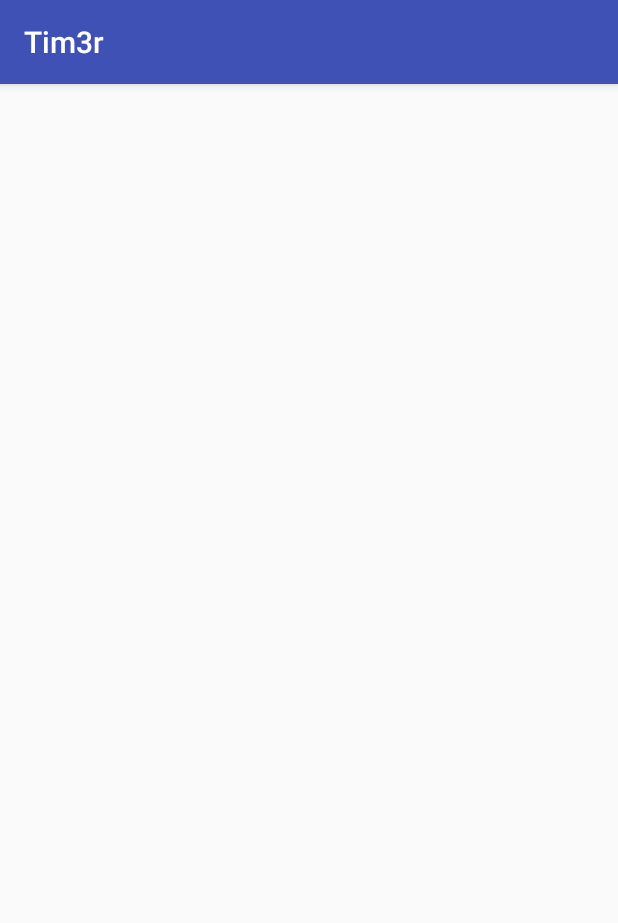
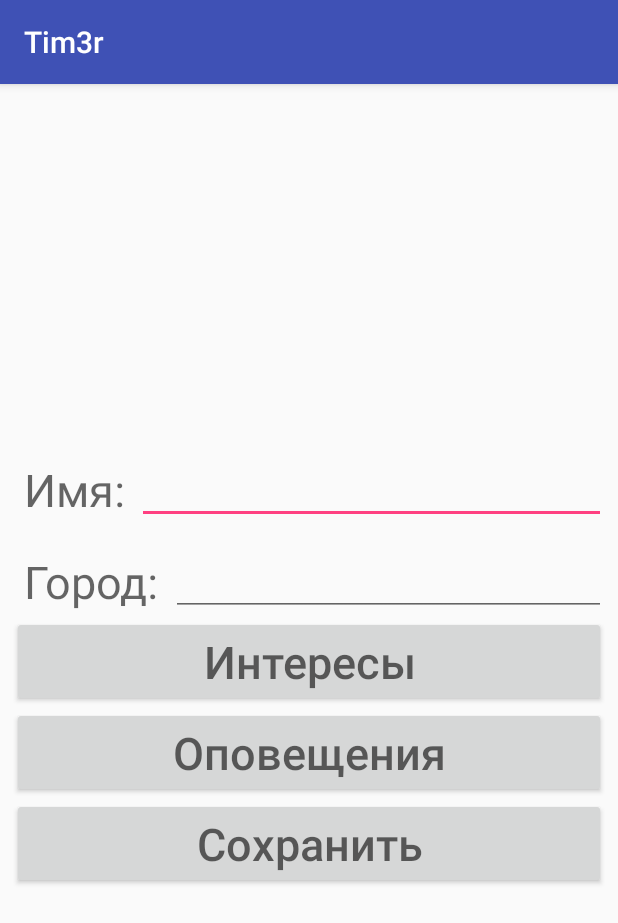
Before and after one commit to livace/Tim3r, an Android app: the Settings screen opened directly, with no data from a screen before it, on a phone screen of 412 x 824 dp. Shown: the top 923 px of the screen. Run offline under Robolectric (Android 15) with nearby library versions, the phone set to English and light mode, and no system bars.

Commit message:
Settings Activity

```diff
--- a/app/src/main/java/com/example/livace/tim3r/MainActivity.java
+++ b/app/src/main/java/com/example/livace/tim3r/MainActivity.java
@@ -26,7 +26,6 @@ public class MainActivity extends AppCompatActivity {
         super.onCreate(savedInstanceState);
         setContentView(R.layout.activity_main);
 
-        mTextView = (TextView) findViewById(R.id.cities);
         mCitiesList = new ArrayList<>();
         mEventTypes = new ArrayList<>();
 
@@ -67,7 +66,7 @@ public class MainActivity extends AppCompatActivity {
                     text.append(eventType.id).append(":").append(eventType.name).append(':')
                             .append(eventType.slug).append('\n');
                 }
-                mTextView.setText(text.toString());
+//                mTextView.setText(text.toString());
             }
         }).execute(EventType.API_URL);
     }
--- a/app/src/main/res/layout/activity_settings.xml
+++ b/app/src/main/res/layout/activity_settings.xml
@@ -19,25 +19,71 @@
         app:layout_constraintStart_toStartOf="parent"
         app:layout_constraintTop_toTopOf="parent">
 
-        <!--<TextView-->
-            <!--android:layout_width="match_parent"-->
-            <!--android:layout_height="wrap_content"-->
-            <!--android:layout_marginBottom="@dimen/margin_normal"-->
-            <!--android:layout_marginEnd="@dimen/margin_normal"-->
-            <!--android:layout_marginStart="@dimen/margin_normal"-->
-            <!--android:layout_marginTop="@dimen/margin_normal"-->
-            <!--android:hint="Имя"-->
-            <!--android:textSize="@dimen/text_size_login_form" />-->
 
-        <!--<TextView-->
-            <!--android:layout_width="match_parent"-->
-            <!--android:layout_height="wrap_content"-->
-            <!--android:layout_marginBottom="@dimen/margin_normal"-->
-            <!--android:layout_marginEnd="@dimen/margin_normal"-->
-            <!--android:layout_marginStart="@dimen/margin_normal"-->
-            <!--android:layout_marginTop="@dimen/margin_normal"-->
-            <!--android:hint="Город"-->
-            <!--android:textSize="@dimen/text_size_login_form" />-->
+        <LinearLayout
+            android:layout_width="match_parent"
+            android:layout_height="wrap_content"
+            android:orientation="horizontal"
+            android:padding="0dp">
+
+            <TextView
+                android:layout_width="wrap_content"
+                android:layout_height="wrap_content"
+                android:layout_marginBottom="@dimen/margin_normal"
+                android:layout_marginEnd="@dimen/margin_normal"
+                android:layout_marginStart="@dimen/margin_normal"
+                android:layout_marginTop="@dimen/margin_normal"
+                android:hint="Имя:"
+                android:textSize="@dimen/text_size_login_form" />
+
+            <EditText
+                android:layout_width="match_parent"
+                android:layout_height="wrap_content"
+                android:textSize="@dimen/text_size_login_form" />
+
+        </LinearLayout>
+
+        <LinearLayout
+            android:layout_width="match_parent"
+            android:layout_height="wrap_content"
+            android:orientation="horizontal"
+            android:padding="0dp" >
+
+            <TextView
+                android:layout_width="wrap_content"
+                android:layout_height="wrap_content"
+                android:layout_marginBottom="@dimen/margin_normal"
+                android:layout_marginEnd="@dimen/margin_normal"
+                android:layout_marginStart="@dimen/margin_normal"
+                android:layout_marginTop="@dimen/margin_normal"
+                android:hint="Город:"
+                android:textSize="@dimen/text_size_login_form" />
+
+            <EditText
+                android:layout_width="match_parent"
+                android:layout_height="wrap_content"
+                android:textSize="@dimen/text_size_login_form" />
+
+        </LinearLayout>
+
+        <Button
+            android:layout_width="match_parent"
+            android:layout_height="wrap_content"
+            android:hint="Интересы"
+            android:textSize="@dimen/text_size_login_form" />
+
+        <Button
+            android:layout_width="match_parent"
+            android:layout_height="wrap_content"
+            android:hint="Оповещения"
+            android:textSize="@dimen/text_size_login_form" />
+
+        <Button
+            android:layout_width="match_parent"
+            android:layout_height="wrap_content"
+            android:hint="Сохранить"
+            android:textSize="@dimen/text_size_login_form"
+            />
     </LinearLayout>
 
 </android.support.constraint.ConstraintLayout>
```
